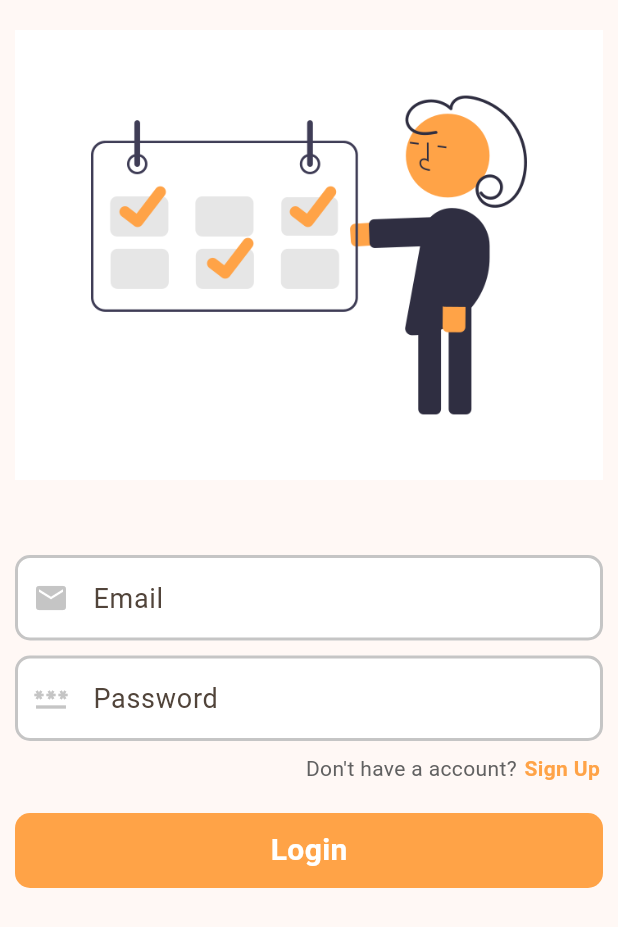
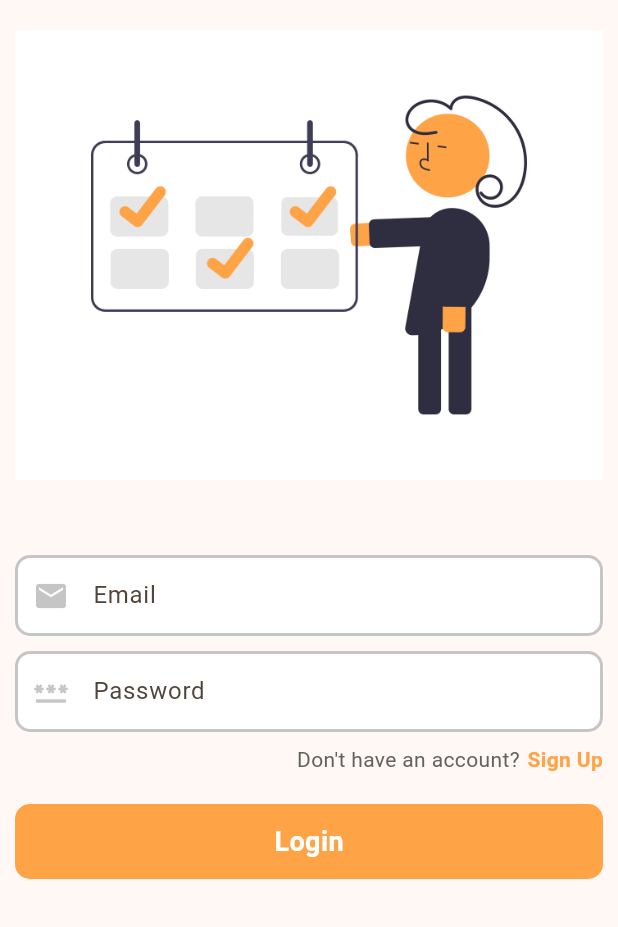
Before and after one commit to kartonobinsaleh/flutter_daily_notes, a Flutter app: the screen it shows after launch, on a phone screen of 412 x 824 dp. Shown: the top 927 px of the screen. Run offline on Flutter 3.47's test engine with Material 3 defaults, Android fonts, the phone set to English and light mode, and no system bars.

Commit message:
Create LoginPage layout with custom widgets integration

```diff
--- a/lib/screens/login_page.dart
+++ b/lib/screens/login_page.dart
@@ -1,5 +1,8 @@
 import 'package:flutter/material.dart';
-import 'package:flutter_todo_list/constants/colors.dart';
+import 'package:flutter_todo_list/widgets/custom_account_text.dart';
+import 'package:flutter_todo_list/widgets/custom_button.dart';
+import 'package:flutter_todo_list/widgets/custom_ilustration.dart';
+import 'package:flutter_todo_list/widgets/custom_textfield.dart';
 
 class LoginPage extends StatefulWidget {
   const LoginPage({super.key});
@@ -35,116 +38,36 @@ class _LoginPageState extends State<LoginPage> {
           child: Column(
             children: [
               const SizedBox(height: 20),
-              ilustration(),
+              const CustomIlustration(
+                imagePath: 'images/schedule_meeting.png',
+                height: 300,
+              ),
               const SizedBox(height: 50),
-              textfield(email, _focusNode1, "Email", Icons.email),
+              CustomTextfield(
+                controller: email,
+                focusNode: _focusNode1,
+                hintText: "Email",
+                icon: Icons.email,
+              ),
               const SizedBox(height: 10),
-              textfield(password, _focusNode2, "Password", Icons.password),
+              CustomTextfield(
+                controller: password,
+                focusNode: _focusNode2,
+                hintText: "Password",
+                icon: Icons.password,
+              ),
               const SizedBox(height: 8),
-              account(),
+              CustomAccountText(
+                questionText: "Don't have an account?",
+                actionText: "Sign Up",
+                onActionTap: () {},
+              ),
               const SizedBox(height: 20),
-              button(),
+              const CustomButton(text: "Login"),
             ],
           ),
         ),
       ),
     );
   }
-
-  Widget account() {
-    return Padding(
-      padding: const EdgeInsets.symmetric(horizontal: 10),
-      child: Row(
-        mainAxisAlignment: MainAxisAlignment.end,
-        children: [
-          Text(
-            "Don't have a account?",
-            style: TextStyle(
-              color: Colors.grey[700],
-              fontSize: 14,
-            ),
-          ),
-          const SizedBox(width: 5),
-          Text(
-            "Sign Up",
-            style: TextStyle(color: primaryColor, fontSize: 14, fontWeight: FontWeight.bold),
-          ),
-          const SizedBox(width: 2),
-        ],
-      ),
-    );
-  }
-
-  Widget button() {
-    return Padding(
-      padding: const EdgeInsets.symmetric(horizontal: 10),
-      child: Container(
-        alignment: Alignment.center,
-        width: double.infinity,
-        height: 50,
-        decoration: BoxDecoration(
-          color: primaryColor,
-          borderRadius: BorderRadius.circular(10),
-        ),
-        child: const Text(
-          "Login",
-          style: TextStyle(color: Colors.white, fontSize: 20, fontWeight: FontWeight.bold),
-        ),
-      ),
-    );
-  }
-
-  Widget textfield(TextEditingController controller, FocusNode focusNode, String hintText, IconData icon) {
-    return Padding(
-      padding: const EdgeInsets.symmetric(horizontal: 10),
-      child: Container(
-        decoration: BoxDecoration(
-          color: Colors.white,
-          borderRadius: BorderRadius.circular(15),
-        ),
-        child: TextField(
-          controller: controller,
-          focusNode: focusNode,
-          style: const TextStyle(fontSize: 18, color: Colors.black),
-          decoration: InputDecoration(
-              prefixIcon: Icon(
-                icon,
-                color: focusNode.hasFocus ? primaryColor : const Color(0xffc5c5c5),
-              ),
-              contentPadding: const EdgeInsets.symmetric(horizontal: 15, vertical: 15),
-              hintText: hintText,
-              enabledBorder: OutlineInputBorder(
-                borderRadius: BorderRadius.circular(10),
-                borderSide: const BorderSide(
-                  color: Color(0xffc5c5c5),
-                  width: 2.0,
-                ),
-              ),
-              focusedBorder: OutlineInputBorder(
-                borderRadius: BorderRadius.circular(10),
-                borderSide: BorderSide(
-                  color: primaryColor,
-                  width: 2.0,
-                ),
-              )),
-        ),
-      ),
-    );
-  }
-
-  Widget ilustration() {
-    return Padding(
-      padding: const EdgeInsets.symmetric(horizontal: 10),
-      child: Container(
-        width: double.infinity,
-        height: 300,
-        decoration: const BoxDecoration(
-          image: DecorationImage(
-            image: AssetImage('images/schedule_meeting.png'),
-            fit: BoxFit.cover,
-          ),
-        ),
-      ),
-    );
-  }
 }
```
